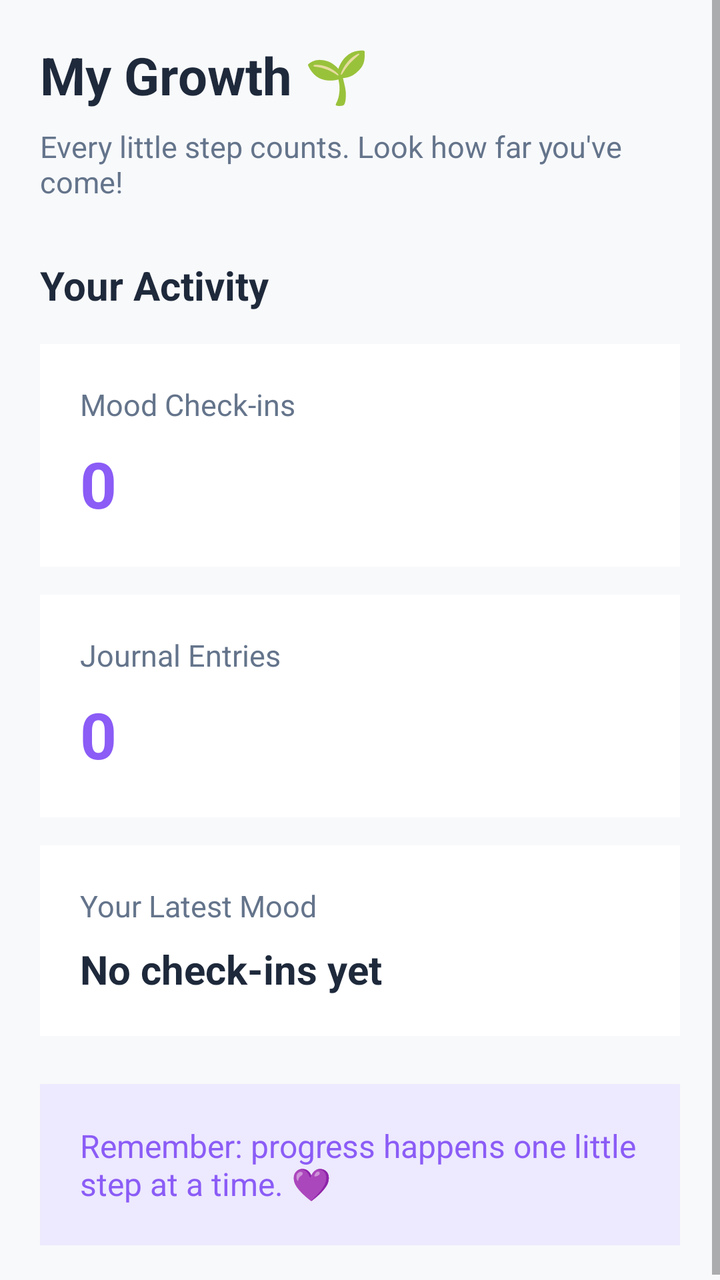
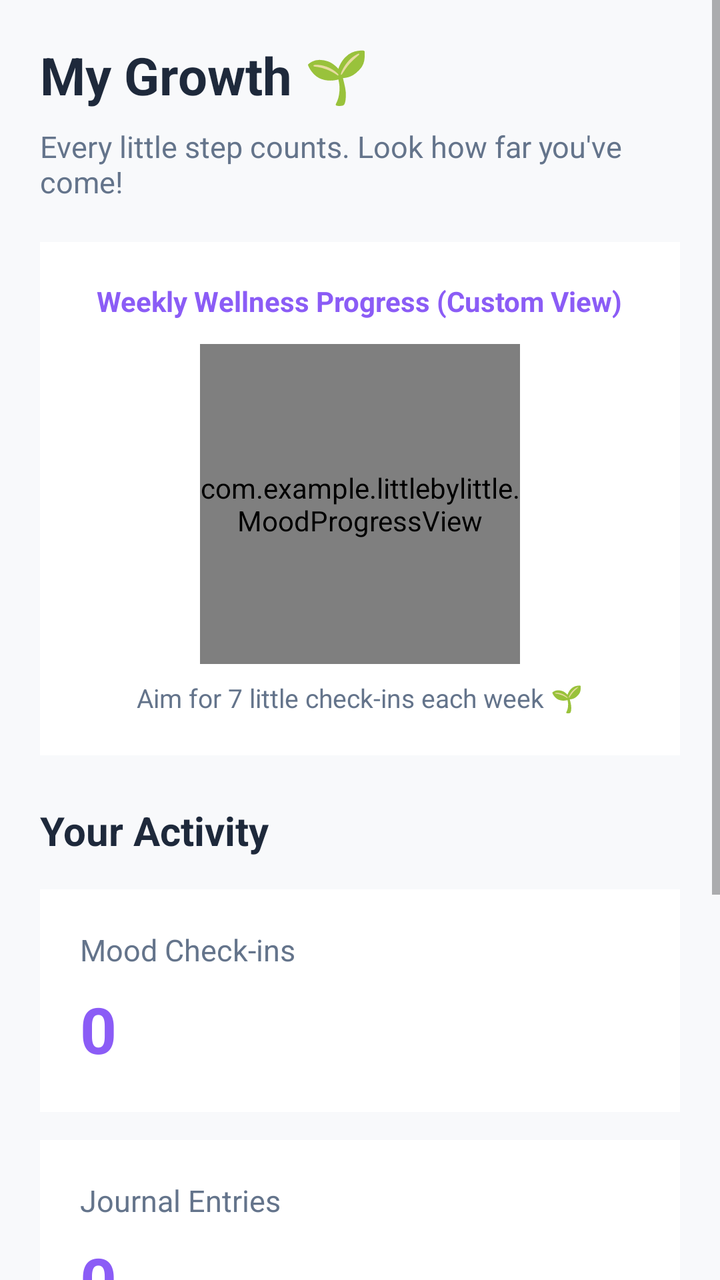

The first picture is an Android layout as it rendered before a commit; the second is the same layout after the commit. The layout source and the unified diff follow.
<!-- AndroidManifest.xml: application theme Theme.LittleByLittle -->
<!-- res/layout/fragment_growth.xml -->
<?xml version="1.0" encoding="utf-8"?>
<ScrollView xmlns:android="http://schemas.android.com/apk/res/android"
    android:layout_width="match_parent"
    android:layout_height="match_parent"
    android:background="@color/bg_main"
    android:fillViewport="true">

    <LinearLayout
        android:layout_width="match_parent"
        android:layout_height="wrap_content"
        android:orientation="vertical"
        android:padding="20dp">

        <TextView
            android:layout_width="match_parent"
            android:layout_height="wrap_content"
            android:text="My Growth 🌱"
            android:textColor="@color/text_primary"
            android:textSize="26sp"
            android:textStyle="bold" />

        <TextView
            android:layout_width="match_parent"
            android:layout_height="wrap_content"
            android:layout_marginTop="8dp"
            android:text="Every little step counts. Look how far you've come!"
            android:textColor="@color/text_secondary"
            android:textSize="15sp" />

        <TextView
            android:layout_width="match_parent"
            android:layout_height="wrap_content"
            android:layout_marginTop="28dp"
            android:text="Your Activity"
            android:textColor="@color/text_primary"
            android:textSize="20sp"
            android:textStyle="bold" />

        <LinearLayout
            android:layout_width="match_parent"
            android:layout_height="wrap_content"
            android:layout_marginTop="16dp"
            android:orientation="vertical"
            android:background="@color/card_surface"
            android:padding="20dp">

            <TextView
                android:layout_width="wrap_content"
                android:layout_height="wrap_content"
                android:text="Mood Check-ins"
                android:textColor="@color/text_secondary"
                android:textSize="15sp" />

            <TextView
                android:id="@+id/tv_total_checkins"
                android:layout_width="wrap_content"
                android:layout_height="wrap_content"
                android:layout_marginTop="8dp"
                android:text="0"
                android:textColor="@color/purple_primary"
                android:textSize="32sp"
                android:textStyle="bold" />

        </LinearLayout>

        <LinearLayout
            android:layout_width="match_parent"
            android:layout_height="wrap_content"
            android:layout_marginTop="14dp"
            android:orientation="vertical"
            android:background="@color/card_surface"
            android:padding="20dp">

            <TextView
                android:layout_width="wrap_content"
                android:layout_height="wrap_content"
                android:text="Journal Entries"
                android:textColor="@color/text_secondary"
                android:textSize="15sp" />

            <TextView
                android:id="@+id/tv_total_journals"
                android:layout_width="wrap_content"
                android:layout_height="wrap_content"
                android:layout_marginTop="8dp"
                android:text="0"
                android:textColor="@color/purple_primary"
                android:textSize="32sp"
                android:textStyle="bold" />

        </LinearLayout>

        <LinearLayout
            android:layout_width="match_parent"
            android:layout_height="wrap_content"
            android:layout_marginTop="14dp"
            android:orientation="vertical"
            android:background="@color/card_surface"
            android:padding="20dp">

            <TextView
                android:layout_width="wrap_content"
                android:layout_height="wrap_content"
                android:text="Your Latest Mood"
                android:textColor="@color/text_secondary"
                android:textSize="15sp" />

            <TextView
                android:id="@+id/tv_latest_mood"
                android:layout_width="wrap_content"
                android:layout_height="wrap_content"
                android:layout_marginTop="8dp"
                android:text="No check-ins yet"
                android:textColor="@color/text_primary"
                android:textSize="20sp"
                android:textStyle="bold" />

        </LinearLayout>

        <TextView
            android:id="@+id/tv_growth_message"
            android:layout_width="match_parent"
            android:layout_height="wrap_content"
            android:layout_marginTop="24dp"
            android:background="@color/purple_pill_bg"
            android:padding="20dp"
            android:text="Remember: progress happens one little step at a time. 💜"
            android:textColor="@color/purple_primary"
            android:textSize="16sp" />

    </LinearLayout>

</ScrollView>
<!-- resources referenced by this layout -->
<resources>
  <color name="bg_main">#F8F9FB</color>
  <color name="card_surface">#FFFFFF</color>
  <color name="purple_pill_bg">#EDE9FE</color>
  <color name="purple_primary">#8B5CF6</color>
  <color name="text_primary">#1E293B</color>
  <color name="text_secondary">#64748B</color>
  <style name="Theme.LittleByLittle" parent="Theme.MaterialComponents.DayNight.NoActionBar">
          
          <item name="colorPrimary">@color/purple_primary</item>
          <item name="colorPrimaryVariant">@color/purple_gradient_start</item>
          <item name="colorOnPrimary">@color/white</item>
          
          
          <item name="android:windowBackground">@color/bg_main</item>
          <item name="android:statusBarColor">@color/bg_main</item>
          <item name="android:windowLightStatusBar">true</item>
      </style>
  <color name="purple_gradient_start">#7C3AED</color>
  <color name="white">#FFFFFFFF</color>
</resources>

<!-- the commit's change to res/layout/fragment_growth.xml (unified diff, before → after) -->
@@ -9,7 +9,9 @@
         android:layout_width="match_parent"
         android:layout_height="wrap_content"
         android:orientation="vertical"
-        android:padding="20dp">
+        android:padding="20dp"
+        android:paddingBottom="100dp"
+        android:clipToPadding="false">
 
         <TextView
             android:layout_width="match_parent"
@@ -27,10 +29,44 @@
             android:textColor="@color/text_secondary"
             android:textSize="15sp" />
 
+        
+        <LinearLayout
+            android:layout_width="match_parent"
+            android:layout_height="wrap_content"
+            android:layout_marginTop="20dp"
+            android:orientation="vertical"
+            android:gravity="center"
+            android:background="@color/card_surface"
+            android:padding="20dp">
+
+            <TextView
+                android:layout_width="wrap_content"
+                android:layout_height="wrap_content"
+                android:text="Weekly Wellness Progress (Custom View)"
+                android:textColor="@color/purple_primary"
+                android:textSize="14sp"
+                android:textStyle="bold" />
+
+            <com.example.littlebylittle.MoodProgressView
+                android:id="@+id/mood_progress_view"
+                android:layout_width="160dp"
+                android:layout_height="160dp"
+                android:layout_marginTop="12dp" />
+
+            <TextView
+                android:id="@+id/tv_gauge_subtitle"
+                android:layout_width="wrap_content"
+                android:layout_height="wrap_content"
+                android:layout_marginTop="8dp"
+                android:text="Aim for 7 little check-ins each week 🌱"
+                android:textColor="@color/text_secondary"
+                android:textSize="13sp" />
+        </LinearLayout>
+
         <TextView
             android:layout_width="match_parent"
             android:layout_height="wrap_content"
-            android:layout_marginTop="28dp"
+            android:layout_marginTop="24dp"
             android:text="Your Activity"
             android:textColor="@color/text_primary"
             android:textSize="20sp"
